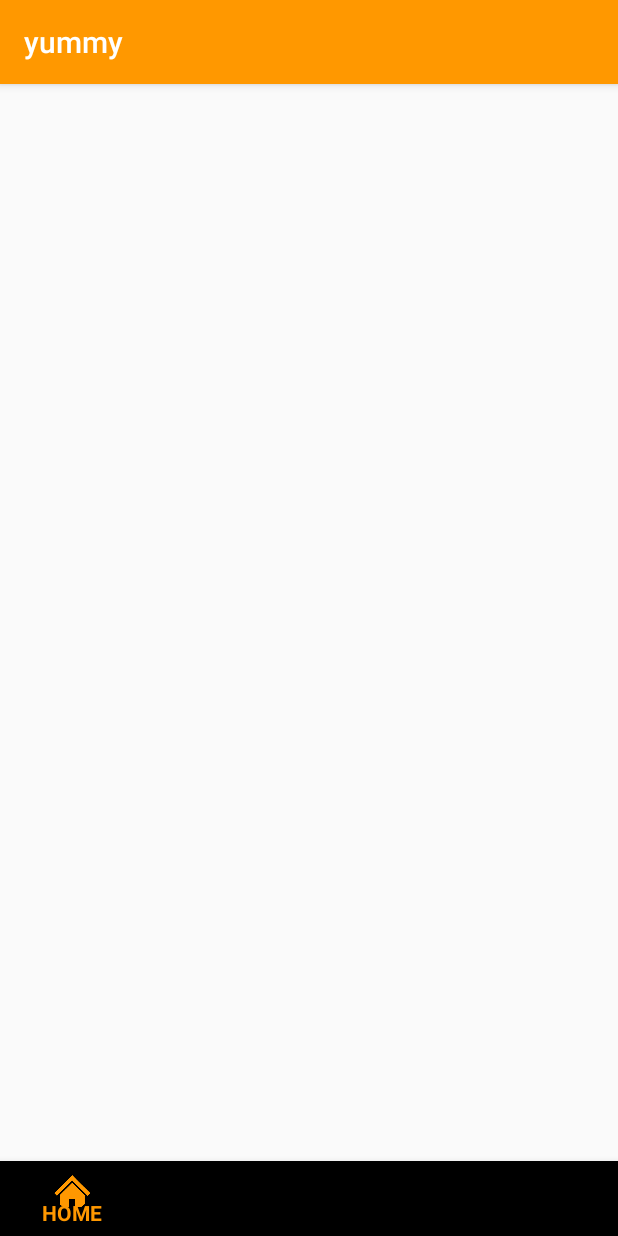
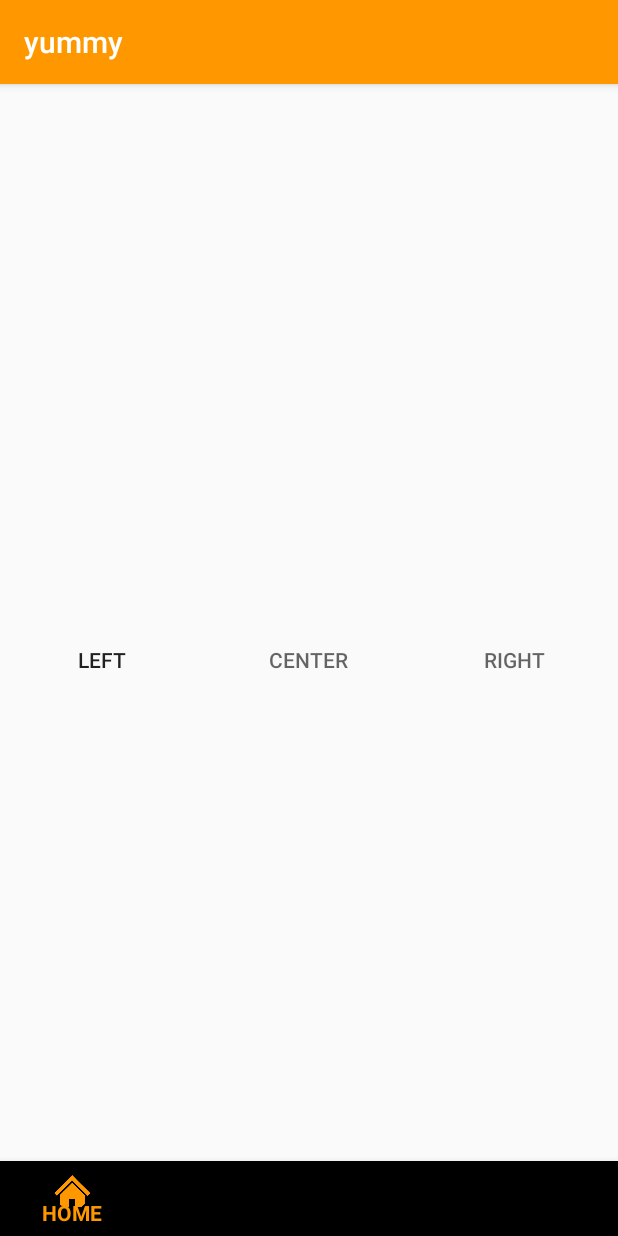
Before and after one commit to shun-shun123/yummy, an Android app: the screen it shows after launch (HomeActivity), on a phone screen of 412 x 824 dp. Run offline under Robolectric (Android 15) with nearby library versions, the light colour scheme and no system bars.

Commit message:
activity_homeにviewPagerを追加

```diff
--- a/app/src/main/res/layout/activity_home.xml
+++ b/app/src/main/res/layout/activity_home.xml
@@ -14,7 +14,39 @@
         app:layout_constraintEnd_toEndOf="parent"
         app:layout_constraintHorizontal_bias="0.0"
         app:layout_constraintStart_toStartOf="parent"
-        app:menu="@menu/bottom_nav_menu"
-        />
+        app:menu="@menu/bottom_nav_menu">
+
+    </android.support.design.widget.BottomNavigationView>
+
+    <android.support.design.widget.TabLayout
+        android:id="@+id/tabLayout"
+        android:layout_width="match_parent"
+        android:layout_height="match_parent"
+        tools:layout_editor_absoluteY="461dp">
+
+        <android.support.design.widget.TabItem
+            android:layout_width="wrap_content"
+            android:layout_height="wrap_content"
+            android:text="Left" />
+
+        <android.support.design.widget.TabItem
+            android:layout_width="wrap_content"
+            android:layout_height="wrap_content"
+            android:text="Center" />
+
+        <android.support.design.widget.TabItem
+            android:layout_width="wrap_content"
+            android:layout_height="wrap_content"
+            android:text="Right" />
+    </android.support.design.widget.TabLayout>
+
+    <android.support.v4.view.ViewPager
+        android:id="@+id/viewPager"
+        android:layout_width="368dp"
+        android:layout_height="445dp"
+        app:layout_constraintBottom_toTopOf="@+id/bottomNavigationView"
+        app:layout_constraintEnd_toEndOf="parent"
+        app:layout_constraintStart_toStartOf="parent"
+        app:layout_constraintTop_toTopOf="parent" />
 
 </android.support.constraint.ConstraintLayout>
```
